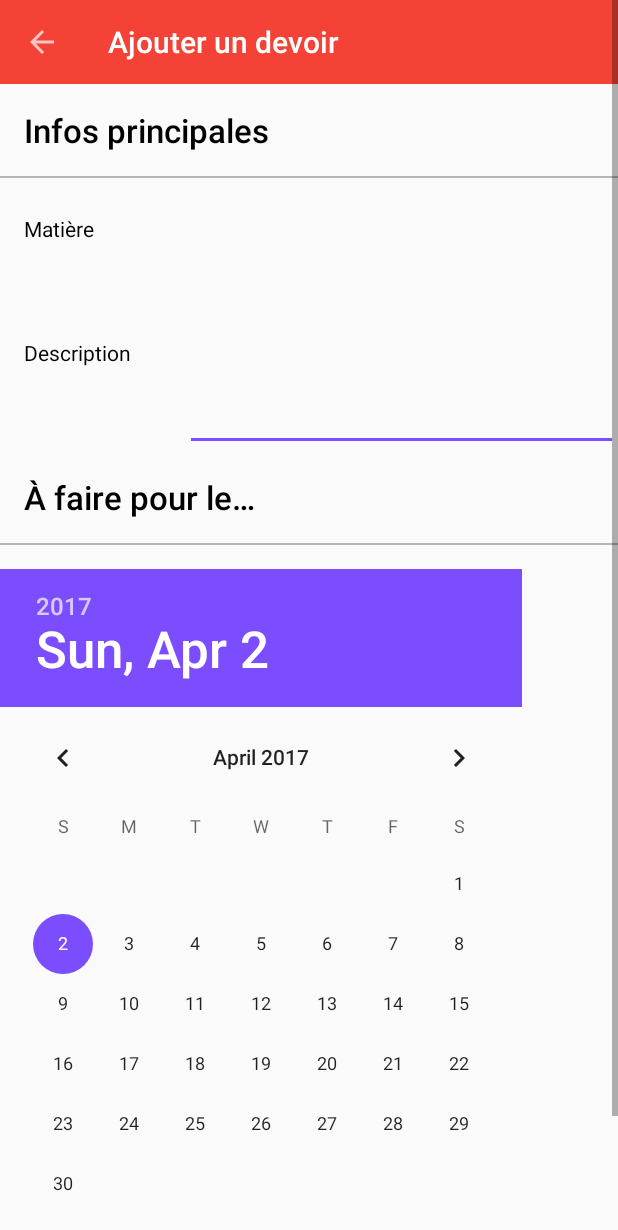
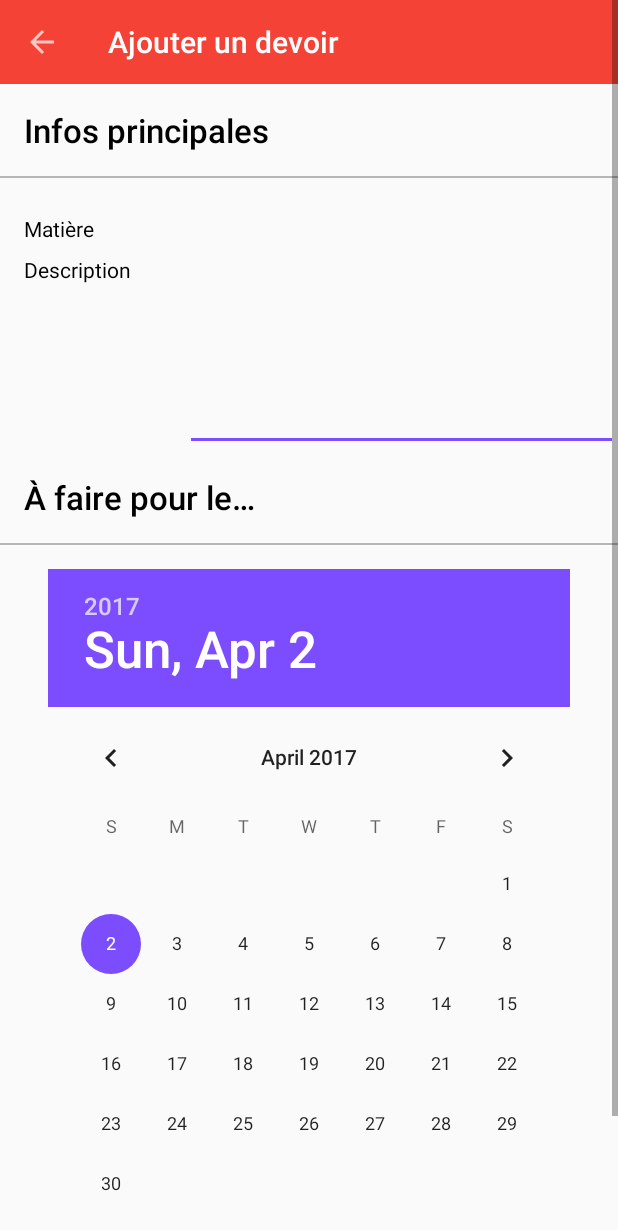
Before and after one commit to ValentinViennot/agendapp_android, an Android app: the MainPage screen opened directly, with no data from a screen before it, after a tap on an icon or button, on a phone screen of 412 x 824 dp. Shown: the top 1230 px of the screen. Run offline under Robolectric (Android 15) with nearby library versions, the phone set to English and light mode, and no system bars; our stand-ins replace Volley; libraries missing offline, so code that uses them is left out: ca.barrenechea.widget; network calls fail; 5 statements that could not run were skipped.

Commit message:
Affichage FAB

```diff
--- a/app/src/main/AndroidManifest.xml
+++ b/app/src/main/AndroidManifest.xml
@@ -40,6 +40,11 @@
                 android:name="android.support.PARENT_ACTIVITY"
                 android:value=".pages.MainPage" />
         </activity>
+        <activity android:name=".pages.SelectFilterPage">
+            <meta-data
+                android:name="android.support.PARENT_ACTIVITY"
+                android:value=".pages.MainPage" />
+        </activity>
     </application>
 
 </manifest>
--- a/app/src/main/java/fr/agendapp/app/pages/MainPage.java
+++ b/app/src/main/java/fr/agendapp/app/pages/MainPage.java
@@ -1,6 +1,8 @@
 package fr.agendapp.app.pages;
 
+import android.content.Intent;
 import android.os.Bundle;
+import android.support.design.widget.FloatingActionButton;
 import android.support.design.widget.TabLayout;
 import android.support.v4.app.Fragment;
 import android.support.v4.app.FragmentManager;
@@ -9,6 +11,7 @@ import android.support.v4.view.ViewPager;
 import android.support.v7.app.AppCompatActivity;
 import android.support.v7.widget.Toolbar;
 import android.util.Log;
+import android.view.View;
 
 import java.util.ArrayList;
 import java.util.List;
@@ -31,6 +34,14 @@ public class MainPage extends AppCompatActivity {
         Log.i(App.TAG, "MainPage created");
         // Ajoute une barre de menu
         Toolbar toolbar = (Toolbar) findViewById(R.id.toolbar);
+        // Bouton d'action flottant (pour ajouter un devoir)
+        FloatingActionButton fab = (FloatingActionButton) findViewById(R.id.fab);
+        fab.setOnClickListener(new View.OnClickListener() {
+            @Override
+            public void onClick(View v) {
+                startActivity(new Intent(MainPage.this, NewPage.class));
+            }
+        });
         setSupportActionBar(toolbar);
         // Prépare la navigation par système d'onglets
         // TODO : Remplacer les onglets par un menu latéral ?
@@ -39,6 +50,10 @@ public class MainPage extends AppCompatActivity {
         // Ajoute les onglets à la barre de navigation
         TabLayout tabs = (TabLayout) findViewById(R.id.tabs);
         tabs.setupWithViewPager(viewPager);
+        Bundle extras = getIntent().getExtras();
+        if (extras != null) // Se positionner sur un onglet particulier
+            if (extras.containsKey("tab"))
+                viewPager.setCurrentItem(extras.getInt("tab"), true);
     }
 
     // Initialise les "pages" (=Fragments) de chaque onglet
@@ -47,15 +62,13 @@ public class MainPage extends AppCompatActivity {
         // On ajoute la vue "WorkPage" à cette activité (MainPage)
         adapter.addFragment(new WorkPage(), getResources().getString(R.string.nav_devoirs));
         adapter.addFragment(new ArchivesPage(), getResources().getString(R.string.nav_archives));
-        // TODO page archives
-        // adapter.addFragment(new WorkPage(), getResources().getString(R.string.nav_devoirs));
         viewPager.setAdapter(adapter);
     }
 
     /**
      * Classe interne Adapter de gestion des onglets et de la navigation par onglets
      */
-    static class Adapter extends FragmentPagerAdapter {
+    private static class Adapter extends FragmentPagerAdapter {
         private final List<Fragment> mFragmentList = new ArrayList<>();
         private final List<String> mFragmentTitleList = new ArrayList<>();
 
--- a/app/src/main/java/fr/agendapp/app/pages/WorkHolder.java
+++ b/app/src/main/java/fr/agendapp/app/pages/WorkHolder.java
@@ -91,7 +91,11 @@ class WorkHolder extends RecyclerView.ViewHolder {
 
         // Pièces jointes
         GridView gridview = (GridView) itemView.findViewById(R.id.card_attachments);
-        gridview.setAdapter(new Attachment.AttachmentAdapter(w.getAttachments(), inflater));
+        if (w.getAttachments().size() > 0) {
+            gridview.setAdapter(new Attachment.AttachmentAdapter(w.getAttachments(), inflater));
+            gridview.setVisibility(View.VISIBLE);
+        } else
+            gridview.setVisibility(View.GONE);
 
         // Drapeau / Marqueur
         int color;
--- a/app/src/main/java/fr/agendapp/app/pages/WorkPage.java
+++ b/app/src/main/java/fr/agendapp/app/pages/WorkPage.java
@@ -1,10 +1,8 @@
 package fr.agendapp.app.pages;
 
 
-import android.content.Intent;
 import android.os.Bundle;
 import android.os.Handler;
-import android.support.design.widget.FloatingActionButton;
 import android.support.v4.app.Fragment;
 import android.support.v4.widget.SwipeRefreshLayout;
 import android.support.v7.widget.CardView;
@@ -48,11 +46,15 @@ public class WorkPage extends Fragment implements SyncListener {
     // message en cas de hors connexion
     private TextView msgoffline;
 
+    // Service de notification
     private NotificationFactory notificationFactory;
 
     // Nombre de synchronisations en attente
     private int planSync = 0;
+    // Délai de première synchronisation
     private int first_sync_delay = 700;
+    // Positionnement à l'initialisation
+    private int pos = 0;
 
     @Override // A la création de la Vue (page)
     public View onCreateView(LayoutInflater inflater, ViewGroup container, Bundle savedInstanceState) {
@@ -61,21 +63,15 @@ public class WorkPage extends Fragment implements SyncListener {
 
         Bundle extras = getActivity().getIntent().getExtras();
         if (extras != null) {
+            // Retarder la prochaine synchro (après un ajout par exemple)
             if (extras.containsKey("delay")) first_sync_delay = extras.getInt("delay");
+            // Se diriger vers une position particuliere dans la liste
+            if (extras.containsKey("pos")) pos = extras.getInt("pos");
         }
 
         Log.i(App.TAG, "first sync delay : " + first_sync_delay);
 
         // Remplissage de la vue
-
-        // Bouton d'action flottant (pour ajouter un devoir)
-        FloatingActionButton fab = (FloatingActionButton) view.findViewById(R.id.fab);
-        fab.setOnClickListener(new View.OnClickListener() {
-            @Override
-            public void onClick(View v) {
-                startActivity(new Intent(WorkPage.this.getActivity(), NewPage.class));
-            }
-        });
 
         // Section contenant la liste de fusion
         fusions = new FusionList(
@@ -122,6 +118,7 @@ public class WorkPage extends Fragment implements SyncListener {
         DoubleHeaderDecoration decor = new DoubleHeaderDecoration(adapter);
 
         workList.setHasFixedSize(true);
+        //workList.setHasFixedSize(false);
         workList.setLayoutManager(new LinearLayoutManager(this.getActivity()));
 
         workList.addItemDecoration(decor);
@@ -147,7 +144,11 @@ public class WorkPage extends Fragment implements SyncListener {
         super.setUserVisibleHint(isVisibleToUser);
 
         if (isVisibleToUser) {
-            if (workList != null) workList.smoothScrollToPosition(0);
+            if (workList != null) {
+                if (pos < adapter.getItemCount())
+                    workList.smoothScrollToPosition(pos);
+                pos = 0;
+            }
             // délai nécessaire au temps d'initialisation de la vue
             new Handler().postDelayed(new Runnable() {
                 @Override
--- a/app/src/main/res/layout/activity_new.xml
+++ b/app/src/main/res/layout/activity_new.xml
@@ -78,7 +78,6 @@
                     android:layout_width="0dp"
                     android:layout_height="match_parent"
                     android:layout_weight=".30"
-                    android:gravity="center_vertical"
                     android:paddingEnd="@dimen/md_keylines"
                     android:paddingLeft="@dimen/md_keylines"
                     android:paddingRight="@dimen/md_keylines"
@@ -121,7 +120,7 @@
 
             <DatePicker
                 android:id="@+id/newdate"
-                android:layout_width="match_parent"
+                android:layout_width="wrap_content"
                 android:layout_height="wrap_content"
                 android:layout_gravity="center_horizontal"
                 android:firstDayOfWeek="0" />
```
Also changed, not shown: app/src/main/java/fr/agendapp/app/pages/SelectFilterPage.java (added, +15 -0 lines), app/src/main/res/layout/activity_main.xml (+16 -0 lines), app/src/main/res/layout/activity_work.xml (+1 -18 lines).
